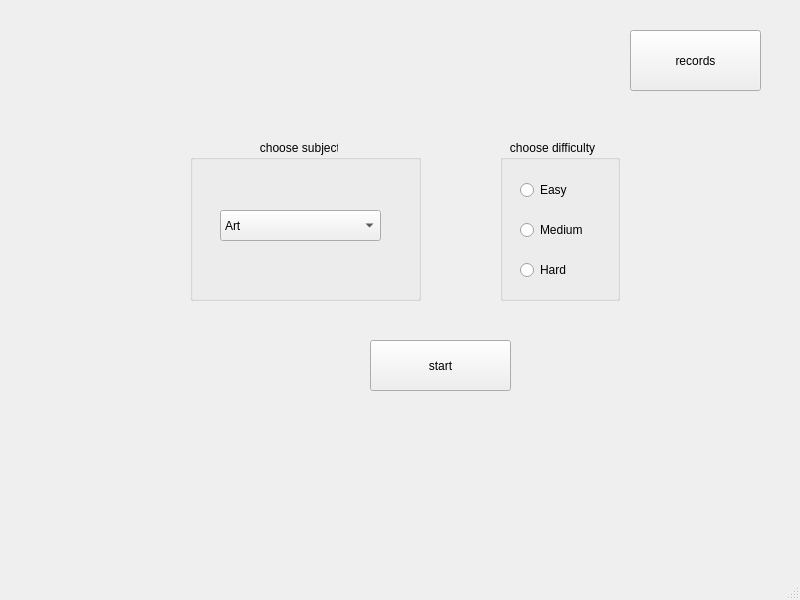
gessire/sectry, file mainwindow.ui: the form before one commit.
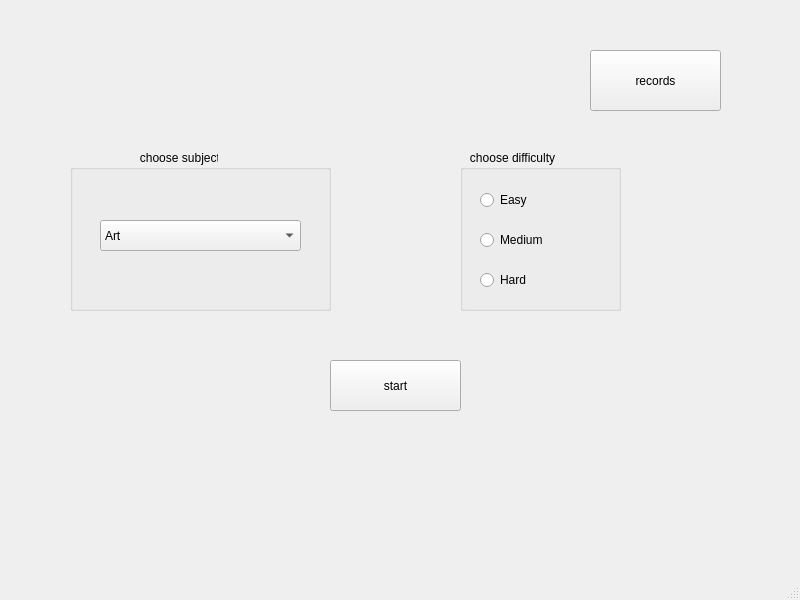
The form after the commit. The open tabs and pages were chosen to show the change.

What changed in the file:
```diff
--- a/mainwindow.ui
+++ b/mainwindow.ui
@@ -17,8 +17,8 @@
    <widget class="QStackedWidget" name="stackedWidget">
     <property name="geometry">
      <rect>
-      <x>-10</x>
-      <y>-30</y>
+      <x>-20</x>
+      <y>-20</y>
       <width>821</width>
       <height>601</height>
      </rect>
@@ -420,9 +420,9 @@
      <widget class="QGroupBox" name="groupBox_3">
       <property name="geometry">
        <rect>
-        <x>200</x>
+        <x>90</x>
         <y>170</y>
-        <width>231</width>
+        <width>261</width>
         <height>161</height>
        </rect>
       </property>
@@ -434,7 +434,7 @@
         <rect>
          <x>30</x>
          <y>70</y>
-         <width>161</width>
+         <width>201</width>
          <height>31</height>
         </rect>
        </property>
@@ -478,9 +478,9 @@
      <widget class="QGroupBox" name="groupBox_4">
       <property name="geometry">
        <rect>
-        <x>510</x>
+        <x>480</x>
         <y>170</y>
-        <width>120</width>
+        <width>161</width>
         <height>161</height>
        </rect>
       </property>
@@ -530,8 +530,8 @@
      <widget class="QPushButton" name="recordbtn">
       <property name="geometry">
        <rect>
-        <x>640</x>
-        <y>60</y>
+        <x>610</x>
+        <y>70</y>
         <width>131</width>
         <height>61</height>
        </rect>
@@ -543,9 +543,9 @@
      <widget class="QPushButton" name="startbtn">
       <property name="geometry">
        <rect>
-        <x>380</x>
-        <y>370</y>
-        <width>141</width>
+        <x>350</x>
+        <y>380</y>
+        <width>131</width>
         <height>51</height>
        </rect>
       </property>
```
Left out of the diff: 183 changed lines with no effect on the pictures.
